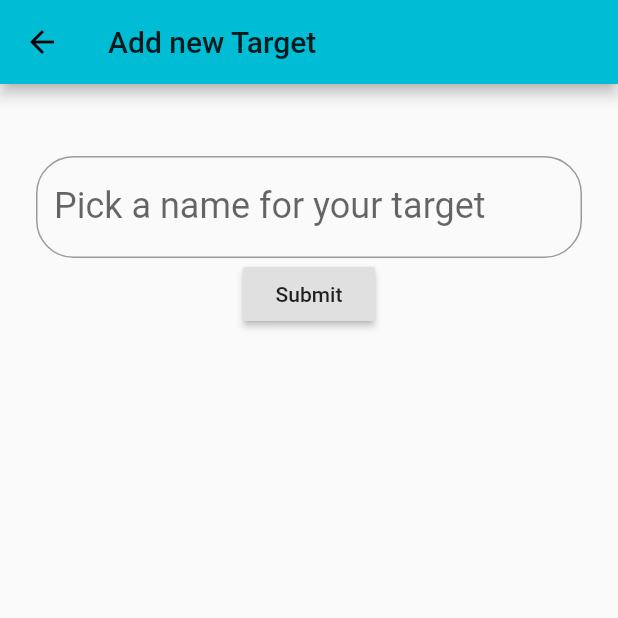
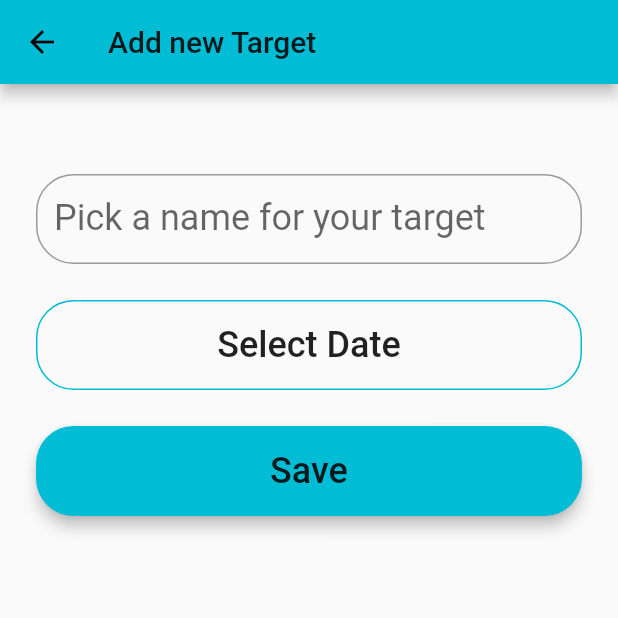
Before and after one commit to Lissy93/nfu, a Flutter app: the MyCustomForm screen opened directly, on a phone screen of 412 x 824 dp, the top half of it. Run offline on Flutter 3.47's test engine with Material 2 defaults, Android fonts, the phone set to English and light mode, and no system bars; our stand-ins replace flutter_datetime_picker, sqflite; missing offline and left inert: folding_cell; accounts and stored records are empty; Roboto replaces fonts that are missing (OpenSans, Poppins).

Commit message:
Dependency for date pick

```diff
--- a/lib/screens/DayCountScreen.dart
+++ b/lib/screens/DayCountScreen.dart
@@ -1,4 +1,6 @@
 import 'package:flutter/material.dart';
+import 'package:flutter_datetime_picker/flutter_datetime_picker.dart';
+
 import '../models/DayCountModel.dart';
 import '../util/Helpers.dart';
 
@@ -42,12 +44,17 @@ class DayCountScreen extends State<MyCustomForm> {
               key: _formKey,
               child: Column(
                 children: <Widget>[
+                Padding (padding: EdgeInsets.all(6)),
+                SizedBox(
+                width: double.infinity,
+                  height: 60,
+                  child:
                     new TextFormField(
                       decoration: new InputDecoration(
                         labelText: "Pick a name for your target",
                         fillColor: Colors.white,
                         border: new OutlineInputBorder(
-                        borderRadius: new BorderRadius.circular(25.0),
+                          borderRadius: new BorderRadius.circular(25),
                           borderSide: new BorderSide(
                           ),
                         ),
@@ -55,18 +62,57 @@ class DayCountScreen extends State<MyCustomForm> {
                       ),
                       validator: (val) {
                         if(val.length==0) {
-                        return "Name cannot be empty";
+                          return 'Name cannot be empty';
                         }else{
                           return null;
                         }
                       },
                       keyboardType: TextInputType.emailAddress,
                       style: new TextStyle(
-                      fontFamily: "Poppins",
+                        fontFamily: 'OpenSans',
                         fontSize: 24,
                       ),
                     ),
+                ),
+                  Padding (padding: EdgeInsets.all(12)),
+                  SizedBox(
+                    width: double.infinity,
+                    height: 60,
+                    child:
+                    OutlineButton(
+                      color: Colors.white,
+                      shape:
+                        new RoundedRectangleBorder(
+                            borderRadius: new BorderRadius.circular(25)
+                        ),
+                      borderSide: BorderSide(color: Theme.of(context).accentColor ),
+                      splashColor: Colors.cyanAccent[100],
+                      onPressed: () {
+                          Scaffold.of(context)
+                              .showSnackBar(
+                              SnackBar(content: Text('Processing Data')));
+                      },
+                      child: Text(
+                        'Select Date',
+                        style: TextStyle(
+                            fontFamily: 'OpenSans',
+                            fontSize: 24
+                        ),
+                      ),
+                    ),
+                  ),
+                  Padding (padding: EdgeInsets.all(12)),
+                  SizedBox(
+                    width: double.infinity,
+                    height: 60,
+                    child:
                       RaisedButton(
+                        shape: new RoundedRectangleBorder(
+                            borderRadius: new BorderRadius.circular(25)
+                        ),
+                        color: Theme.of(context).accentColor,
+                        elevation: 4.0,
+                        splashColor: Colors.cyanAccent,
                         onPressed: () {
                           if (_formKey.currentState.validate()) {
                             Scaffold.of(context)
@@ -74,7 +120,14 @@ class DayCountScreen extends State<MyCustomForm> {
                                 SnackBar(content: Text('Processing Data')));
                           }
                         },
-                      child: Text('Submit'),
+                        child: Text(
+                            'Save',
+                            style: TextStyle(
+                                fontFamily: 'OpenSans',
+                                fontSize: 24
+                            ),
+                        ),
+                      ),
                   ),
                 ],
               ),
--- a/pubspec.yaml
+++ b/pubspec.yaml
@@ -13,7 +13,7 @@ dependencies:
   path_provider:
   path:
   folding_cell: "^0.1.2"
-
+  flutter_datetime_picker: "^1.2.5"
   cupertino_icons: ^0.1.2
 
 dev_dependencies:
```
Also changed, not shown: pubspec.lock. Lines whose indentation alone changed are shown as unchanged.
